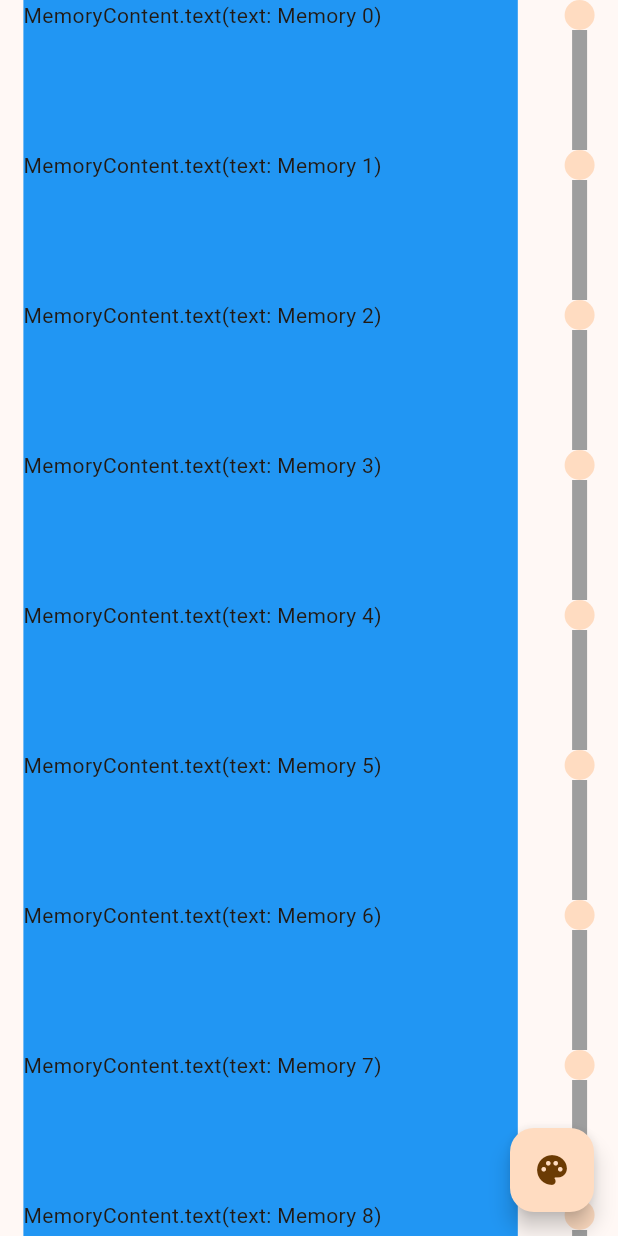
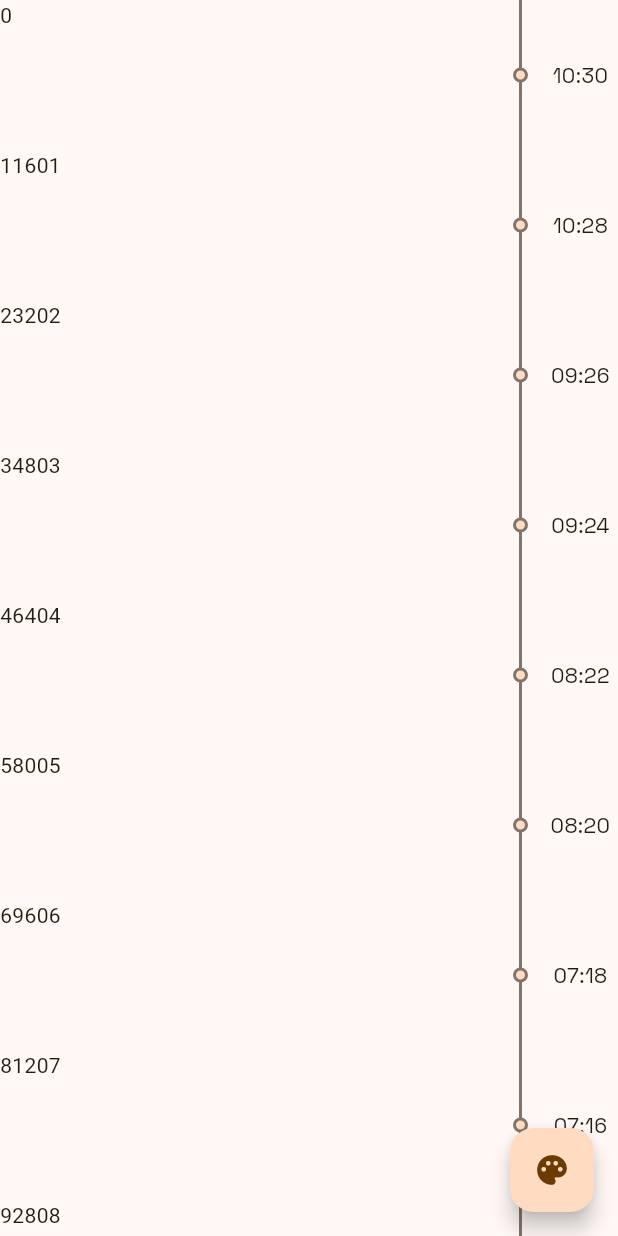
Before and after one commit to Amalshaheen/thought_trail, a Flutter app: the screen it shows after launch, on a phone screen of 412 x 824 dp. Run offline on Flutter 3.47's test engine with Material 3 defaults, Android fonts, the phone set to English and light mode, and no system bars; our stand-ins replace freezed_annotation, google_fonts.

Commit message:
updated row space allocation logic , added widget for showing time

```diff
--- a/lib/presentation/timeline/widgets/timeline_core.dart
+++ b/lib/presentation/timeline/widgets/timeline_core.dart
@@ -1,4 +1,7 @@
+import 'dart:developer';
+
 import 'package:flutter/material.dart';
+import 'package:thought_trail/core/theme.dart';
 import 'package:thought_trail/domain/timeline/models/memory_model.dart';
 
 class MemoriesWidget extends StatelessWidget {
@@ -10,9 +13,10 @@ class MemoriesWidget extends StatelessWidget {
       20,
       (index) => MemoryModel(
         id: index.hashCode.toString(),
-        time: DateTime.now(),
+        time: DateTime.now().subtract(
+            Duration(days: index, hours: index ~/ 2, minutes: index * 2),),
         memory: MemoryContent.text(
-          'Memory $index',
+          '${index.hashCode} ',
         ),
       ),
     );
@@ -37,26 +41,25 @@ class MemoryListTileWidget extends StatelessWidget {
   Widget build(BuildContext context) {
     return IntrinsicHeight(
       child: Row(
+        spacing: 10,
+
         // direction: Axis.horizontal,
         // crossAxisAlignment: CrossAxisAlignment.stretch,
         mainAxisAlignment: MainAxisAlignment.spaceAround,
 
         children: [
-          Flexible(
-            flex: 4,
-            child: Container(
-              width: double.infinity,
-              color: Colors.blue,
-              child: ConstrainedBox(
-                constraints: const BoxConstraints(minHeight: 100),
-                child: Text(memory.memory.toString()),
+          Expanded(
+            // width: double.infinity,
+            child: ConstrainedBox(
+              constraints: const BoxConstraints(
+                minHeight: 100,
               ),
+              child: Text('${memory.memory.text}'),
             ),
           ),
-          Flexible(
-            flex: 1,
-            child: MemoryTimelineWidget(),
-          ),
+          // Spacer(),
+          MemoryTimelineWidget(),
+          SizedBox(width: 50, child: MemoryTimeWidget(time: memory.time))
         ],
       ),
     );
@@ -70,15 +73,38 @@ class MemoryTimelineWidget extends StatelessWidget {
 
   @override
   Widget build(BuildContext context) {
-    return Column(
-      mainAxisSize: MainAxisSize.max,
-      mainAxisAlignment: MainAxisAlignment.center,
+    final theme = Theme.of(context);
+    return Stack(
+      alignment: Alignment.center,
       children: [
-        const CircleAvatar(
-          radius: 10,
+        Container(width: 2, color: theme.dividerColor),
+        Container(
+          width: 10,
+          decoration: BoxDecoration(
+            shape: BoxShape.circle,
+            color: (theme.colorScheme.primaryContainer),
+            border: Border.all(
+              color: theme.colorScheme.outline,
+              width: 2,
+            ),
+          ),
         ),
-        Expanded(child: Container(width: 10, color: Colors.grey)),
       ],
     );
   }
 }
+
+class MemoryTimeWidget extends StatelessWidget {
+  const MemoryTimeWidget({super.key, required this.time});
+  final DateTime time;
+  @override
+  Widget build(BuildContext context) {
+    final textColor = Theme.of(context).colorScheme.onSurface;
+
+    return Text(
+      '${time.hour.toString().padLeft(2, '0')}:${time.minute.toString().padLeft(2, '0')}',
+      style: timeTextStyle.bodyMedium!.copyWith(color: textColor),
+      textAlign: TextAlign.center,
+    );
+  }
+}
```
